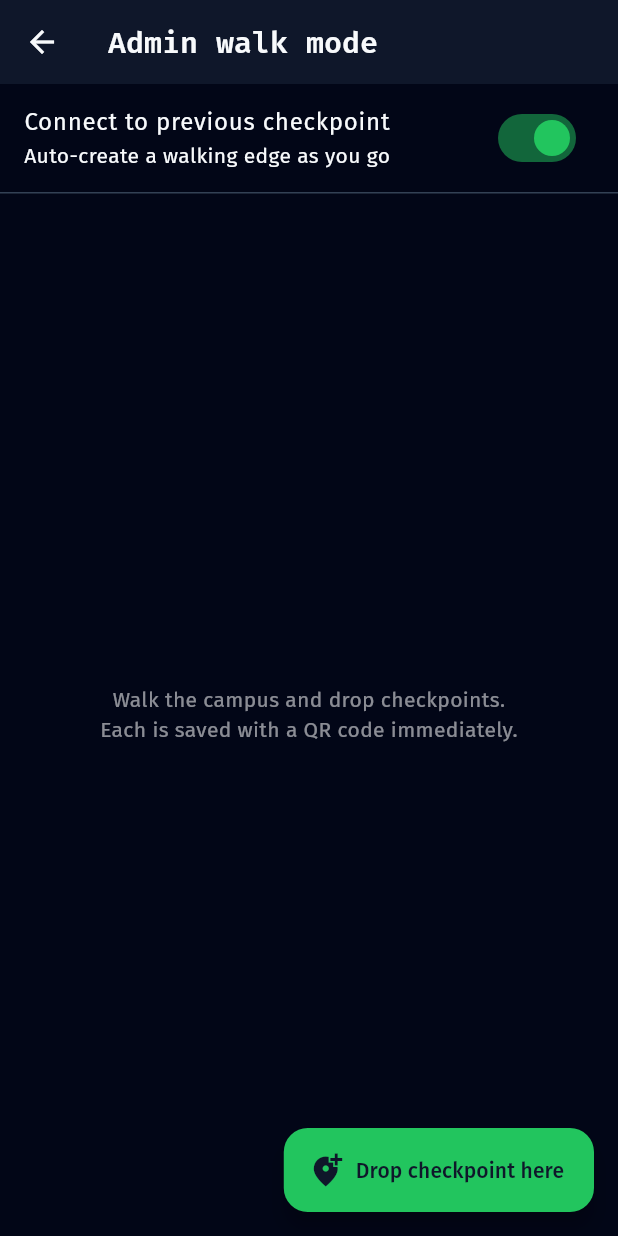
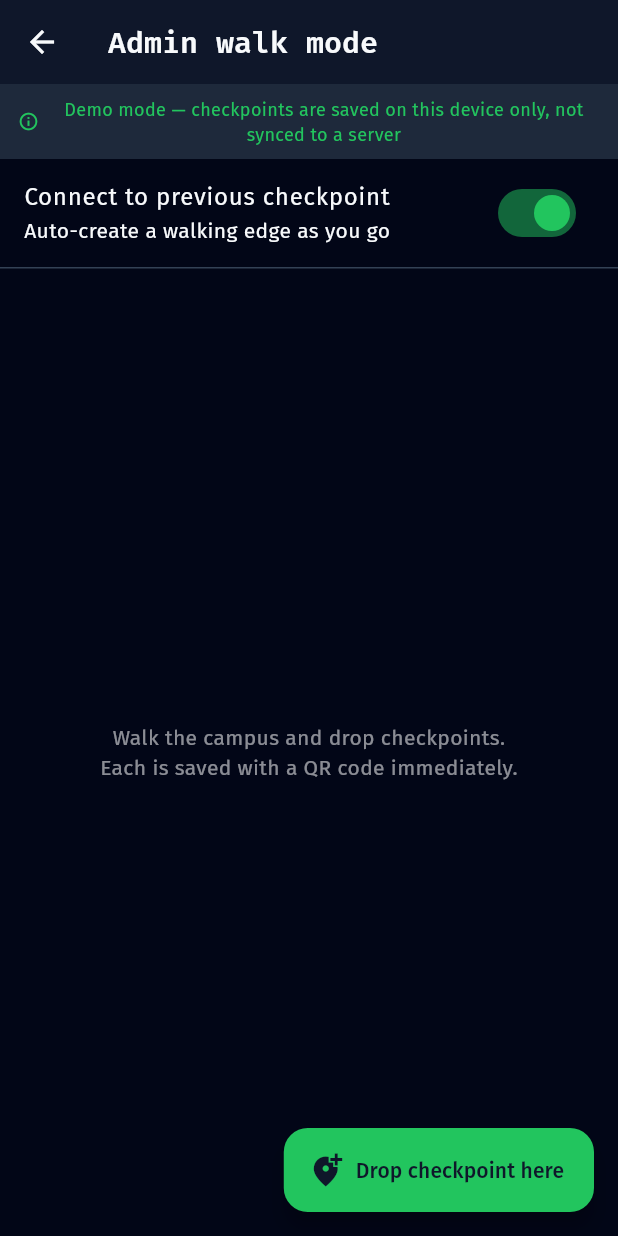
Before and after one commit to akshayka2004/TrailMate, a Flutter app: the HomeScreen screen opened directly, after a tap on the "add location alt" icon, on a phone screen of 412 x 824 dp. Run offline on Flutter 3.47's test engine with Material 3 defaults, Android fonts, the phone set to English and light mode, and no system bars; our stand-ins replace dio, flutter_map, flutter_riverpod, flutter_secure_storage, geolocator, google_fonts and 4 more; missing offline and left inert: mobile_scanner; accounts and stored records are empty; network calls fail.

Commit message:
fix(mobile): admin walk-mode works offline too (Errors.md #2)
Errors.md reported: dropping a checkpoint in admin walk-mode crashed
with DioException connection refused. Root cause: the read-path
(login, snapshot, route) already had an offline demo fallback, but the
write-path (createCheckpoint/generateQr/connectEdge) always called the
live API with no fallback and surfaced the raw exception string to the
user.

AdminApi now tries the real backend first, same as everywhere else,
and falls back to mutating the in-memory CampusRepository directly
when the backend is unreachable — new addDemoCheckpoint/addDemoEdge
methods on CampusRepository, ids clear of the bundled dataset's 1-15
range. A real 4xx/5xx from a reachable backend still surfaces as an
error; only unreachable-backend cases are swallowed.

walk_mode_screen.dart: added the same demo-mode banner used elsewhere,
switched the raw exception dump to a plain user-facing message, and
renders the QR client-side via qr_flutter when in demo mode (there's
no server to render/store a qr.png for a locally-created checkpoint).

Errors.md #1 (home screen showing "Demo mode") is expected behavior,
not a bug — it's the same fallback, working as designed, because no
backend is connected yet.

Verified live on emulator: dropped two checkpoints in walk-mode with
zero backend running — no crash, no error, real QR codes rendered,
demo-mode banner shown throughout. flutter analyze clean, 5/5 tests
pass. Release APK rebuilt.

Co-Authored-By: Claude Sonnet 5 <noreply@anthropic.com>

```diff
--- a/mobile/lib/data/campus_repository.dart
+++ b/mobile/lib/data/campus_repository.dart
@@ -229,6 +229,41 @@ class CampusRepository {
     );
   }
 
+  int _nextDemoCheckpointId = 1000;
+
+  /// Add a checkpoint locally when the backend is unreachable (admin
+  /// walk-mode demo fallback). Ids start well clear of the bundled demo
+  /// dataset's 1-15 range so they never collide.
+  Checkpoint addDemoCheckpoint(
+    String label,
+    double lat,
+    double lng, {
+    int? buildingId,
+  }) {
+    final cp = Checkpoint(
+      id: _nextDemoCheckpointId++,
+      label: label,
+      lat: lat,
+      lng: lng,
+      buildingId: buildingId,
+    );
+    checkpoints = [...checkpoints, cp];
+    _adj[cp.id] = [];
+    return cp;
+  }
+
+  /// Connect two checkpoints locally (admin walk-mode demo fallback).
+  void addDemoEdge(
+    int aId,
+    int bId,
+    double distanceMeters, {
+    bool indoor = false,
+  }) {
+    final t = (distanceMeters / 1.4).ceil().clamp(1, 1 << 30);
+    (_adj[aId] ??= []).add((bId, distanceMeters, t));
+    (_adj[bId] ??= []).add((aId, distanceMeters, t));
+  }
+
   Checkpoint? checkpointByPayload(String payload) {
     // QR payload format from the backend: "TRAILMATE:CP:<id>".
     final match = RegExp(r'^TRAILMATE:CP:(\d+)$').firstMatch(payload.trim());
@@ -290,9 +325,20 @@ class AuthApi {
 
 /// Admin walk-mode calls: drop a checkpoint at the current GPS location,
 /// mint its QR, and connect it to the previous drop (Phase 7).
+///
+/// Each write tries the real backend first; if it's unreachable (no live
+/// DB connected), it falls back to mutating the in-memory
+/// [CampusRepository] directly so the walk-mode demo stays fully usable
+/// standalone — mirroring the read-side fallback in [CampusRepository.load]
+/// and [AuthApi.login]. A real 4xx/5xx from a reachable backend still
+/// propagates as an error.
 class AdminApi {
-  AdminApi(this._api);
+  AdminApi(this._api, this._repo);
   final ApiClient _api;
+  final CampusRepository _repo;
+
+  static bool _backendUnreachable(Object e) =>
+      e is DioException && e.type != DioExceptionType.badResponse;
 
   Future<Checkpoint> createCheckpoint(
     String label,
@@ -300,6 +346,7 @@ class AdminApi {
     double lng, {
     int? buildingId,
   }) async {
+    try {
       final resp = await _api.dio.post('/checkpoints', data: {
         'label': label,
         'lat': lat,
@@ -307,10 +354,23 @@ class AdminApi {
         'building_id': buildingId,
       });
       return Checkpoint.fromJson(resp.data as Map<String, dynamic>);
+    } catch (e) {
+      if (_backendUnreachable(e)) {
+        return _repo.addDemoCheckpoint(label, lat, lng, buildingId: buildingId);
+      }
+      rethrow;
+    }
   }
 
-  Future<void> generateQr(int checkpointId) =>
-      _api.dio.post('/checkpoints/$checkpointId/qr');
+  Future<void> generateQr(int checkpointId) async {
+    try {
+      await _api.dio.post('/checkpoints/$checkpointId/qr');
+    } catch (e) {
+      // Demo checkpoints render their QR locally (see walk_mode_screen.dart)
+      // — nothing to persist server-side when the backend is unreachable.
+      if (!_backendUnreachable(e)) rethrow;
+    }
+  }
 
   String qrPngUrl(int checkpointId) =>
       '$kApiBaseUrl/checkpoints/$checkpointId/qr.png';
@@ -321,12 +381,21 @@ class AdminApi {
     double distanceMeters, {
     bool indoor = false,
   }) async {
+    try {
       await _api.dio.post('/edges', data: {
         'checkpoint_a_id': aId,
         'checkpoint_b_id': bId,
         'distance_meters': (distanceMeters * 10).roundToDouble() / 10,
-      'walking_time_estimate_sec': (distanceMeters / 1.4).ceil().clamp(1, 1 << 30),
+        'walking_time_estimate_sec':
+            (distanceMeters / 1.4).ceil().clamp(1, 1 << 30),
         'is_indoor': indoor,
       });
+    } catch (e) {
+      if (_backendUnreachable(e)) {
+        _repo.addDemoEdge(aId, bId, distanceMeters, indoor: indoor);
+        return;
+      }
+      rethrow;
     }
   }
+}
--- a/mobile/lib/presentation/providers.dart
+++ b/mobile/lib/presentation/providers.dart
@@ -16,7 +16,7 @@ final authApiProvider = Provider<AuthApi>(
 );
 
 final adminApiProvider = Provider<AdminApi>(
-  (ref) => AdminApi(ref.watch(apiClientProvider)),
+  (ref) => AdminApi(ref.watch(apiClientProvider), ref.watch(campusRepositoryProvider)),
 );
 
 final campusRepositoryProvider = Provider<CampusRepository>(
--- a/mobile/lib/presentation/walk_mode_screen.dart
+++ b/mobile/lib/presentation/walk_mode_screen.dart
@@ -2,6 +2,7 @@ import 'package:flutter/material.dart';
 import 'package:flutter_riverpod/flutter_riverpod.dart';
 import 'package:geolocator/geolocator.dart';
 import 'package:latlong2/latlong.dart';
+import 'package:qr_flutter/qr_flutter.dart';
 
 import '../domain/models.dart';
 import 'providers.dart';
@@ -11,7 +12,9 @@ import 'theme.dart';
 /// Phase 7 — admin builds a campus section by walking: drop a checkpoint at
 /// the current GPS location, auto-mint its QR, optionally chain an edge to the
 /// previous drop, and scan-to-confirm placement. Each drop is pushed to the
-/// backend in real time.
+/// backend in real time — or, when the backend is unreachable, saved locally
+/// so the flow stays fully demoable (see AdminApi's fallback in
+/// campus_repository.dart).
 class WalkModeScreen extends ConsumerStatefulWidget {
   const WalkModeScreen({super.key});
 
@@ -58,7 +61,7 @@ class _WalkModeScreenState extends ConsumerState<WalkModeScreen> {
       if (pos == null) {
         setState(() {
           _busy = false;
-          _error = 'Location unavailable — enable GPS permission.';
+          _error = 'Location unavailable — enable GPS permission and try again.';
         });
         return;
       }
@@ -77,10 +80,13 @@ class _WalkModeScreenState extends ConsumerState<WalkModeScreen> {
         _dropped.add(cp);
         _busy = false;
       });
-    } catch (e) {
+    } catch (_) {
+      // Network/server failures against a *reachable* backend land here
+      // (bad request, auth, 5xx) — unreachable-backend cases are already
+      // handled transparently by AdminApi's demo fallback above.
       setState(() {
         _busy = false;
-        _error = 'Failed to drop checkpoint: $e';
+        _error = 'Could not save the checkpoint. Check your connection and try again.';
       });
     }
   }
@@ -132,6 +138,7 @@ class _WalkModeScreenState extends ConsumerState<WalkModeScreen> {
   @override
   Widget build(BuildContext context) {
     final admin = ref.read(adminApiProvider);
+    final isDemoData = ref.read(campusRepositoryProvider).isDemoData;
     return Scaffold(
       appBar: AppBar(title: const Text('Admin walk mode')),
       floatingActionButton: FloatingActionButton.extended(
@@ -149,6 +156,27 @@ class _WalkModeScreenState extends ConsumerState<WalkModeScreen> {
       ),
       body: Column(
         children: [
+          if (isDemoData)
+            Container(
+              width: double.infinity,
+              color: kSecondary,
+              padding: const EdgeInsets.symmetric(vertical: 8, horizontal: 12),
+              child: const Row(
+                mainAxisAlignment: MainAxisAlignment.center,
+                children: [
+                  Icon(Icons.info_outline, size: 14, color: kAccent),
+                  SizedBox(width: 6),
+                  Flexible(
+                    child: Text(
+                      'Demo mode — checkpoints are saved on this device only, '
+                      'not synced to a server',
+                      textAlign: TextAlign.center,
+                      style: TextStyle(color: kAccent, fontSize: 12),
+                    ),
+                  ),
+                ],
+              ),
+            ),
           SwitchListTile(
             value: _chain,
             activeThumbColor: kAccent,
@@ -158,9 +186,16 @@ class _WalkModeScreenState extends ConsumerState<WalkModeScreen> {
           ),
           if (_error != null)
             Padding(
-              padding: const EdgeInsets.symmetric(horizontal: 16),
-              child: Text(_error!,
-                  style: const TextStyle(color: Colors.redAccent)),
+              padding: const EdgeInsets.symmetric(horizontal: 16, vertical: 4),
+              child: Row(
+                children: [
+                  const Icon(Icons.error_outline, color: kDestructive, size: 18),
+                  const SizedBox(width: 6),
+                  Expanded(
+                    child: Text(_error!, style: const TextStyle(color: kDestructive)),
+                  ),
+                ],
+              ),
             ),
           const Divider(color: kMuted, height: 1),
           Expanded(
@@ -178,12 +213,23 @@ class _WalkModeScreenState extends ConsumerState<WalkModeScreen> {
                     itemBuilder: (_, i) {
                       final cp = _dropped[_dropped.length - 1 - i];
                       return ListTile(
-                        leading: Image.network(
-                          admin.qrPngUrl(cp.id),
+                        leading: SizedBox(
                           width: 44,
                           height: 44,
-                          errorBuilder: (_, _, _) =>
-                              const Icon(Icons.qr_code, color: kAccent),
+                          child: isDemoData
+                              // No live backend to render/store a QR image —
+                              // render it client-side from the payload so it
+                              // still works standalone.
+                              ? QrImageView(
+                                  data: 'TRAILMATE:CP:${cp.id}',
+                                  backgroundColor: Colors.white,
+                                  padding: const EdgeInsets.all(4),
+                                )
+                              : Image.network(
+                                  admin.qrPngUrl(cp.id),
+                                  errorBuilder: (_, _, _) =>
+                                      const Icon(Icons.qr_code, color: kAccent),
+                                ),
                         ),
                         title: Text(cp.label),
                         subtitle: Text(
--- a/mobile/pubspec.yaml
+++ b/mobile/pubspec.yaml
@@ -44,6 +44,7 @@ dependencies:
   mobile_scanner: ^7.2.0
   flutter_secure_storage: ^10.3.1
   google_fonts: ^6.2.1
+  qr_flutter: ^4.1.0
 
 dev_dependencies:
   flutter_test:
```
Also changed, not shown: mobile/pubspec.lock. Lines whose indentation alone changed are shown as unchanged.
